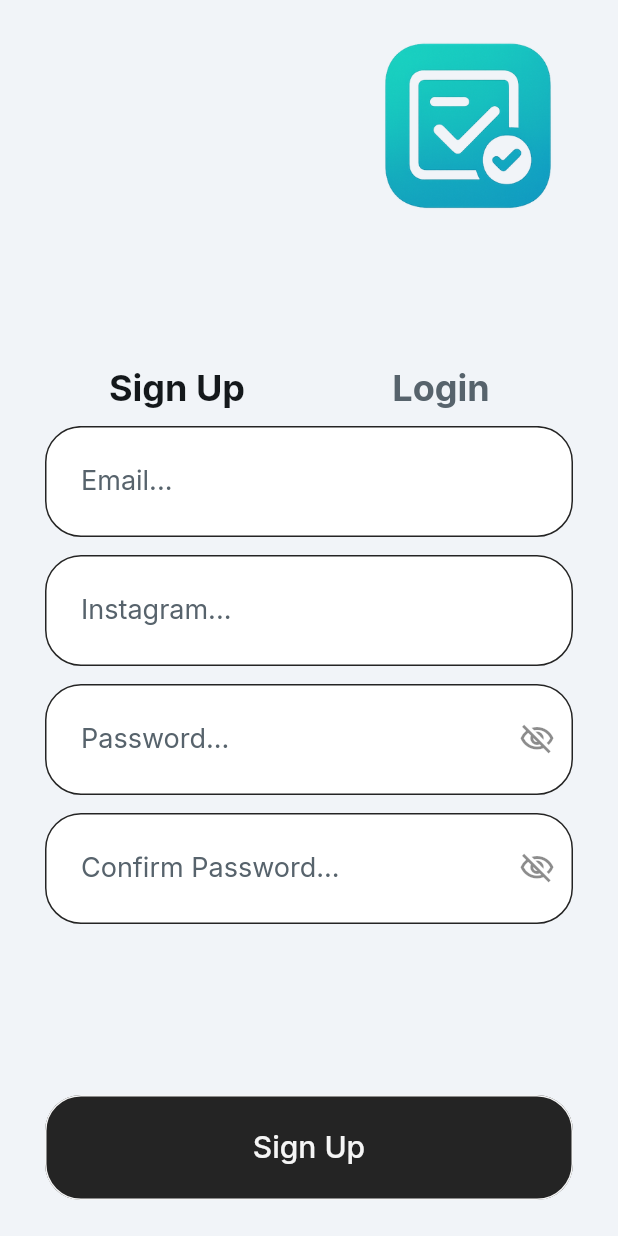
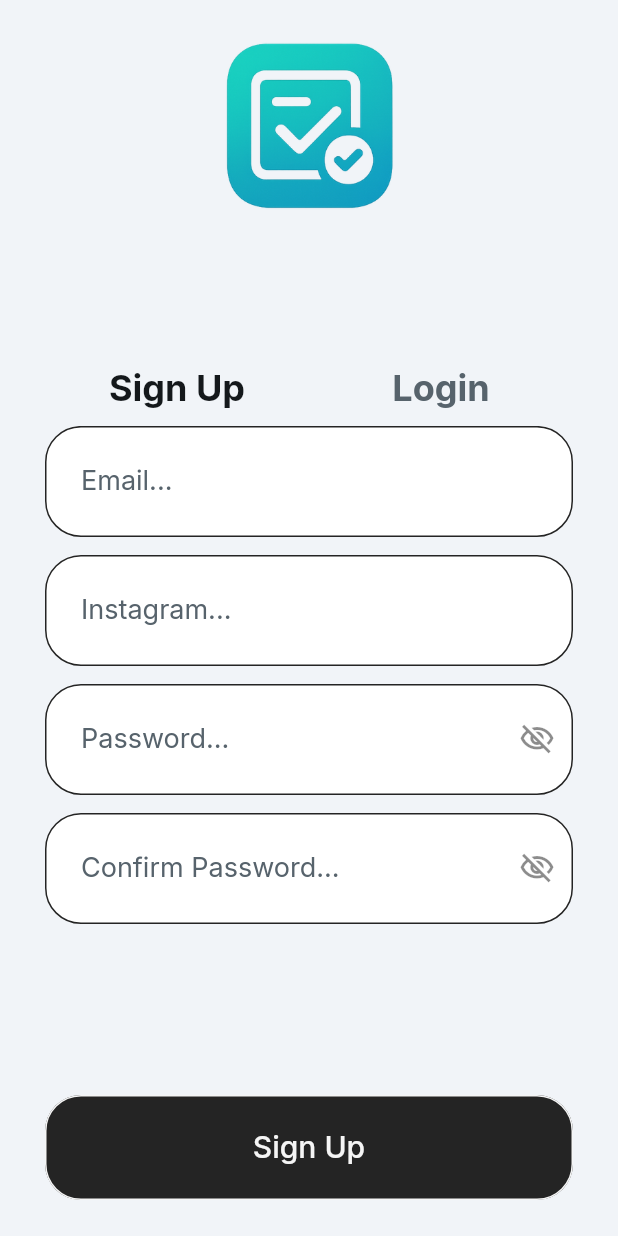
Before and after one commit to Brandon25C/TodoApp-FlutterFlow, a Flutter app: the screen it shows after launch, on a phone screen of 412 x 824 dp. Run offline on Flutter 3.47's test engine with Material 3 defaults, Android fonts, the phone set to English and light mode, and no system bars; drawn by our look-alikes of auto_size_text; our stand-ins replace cloud_firestore, easy_debounce, file_picker, firebase_auth, firebase_core, firebase_storage and 12 more; missing offline and left inert: json_path, mime_type; accounts and stored records are empty.

Commit message:
Changed logo position

```diff
--- a/lib/login/login_widget.dart
+++ b/lib/login/login_widget.dart
@@ -92,7 +92,7 @@ class _LoginWidgetState extends State<LoginWidget>
                   crossAxisAlignment: CrossAxisAlignment.start,
                   children: [
                     Align(
-                      alignment: AlignmentDirectional(1.0, 0.0),
+                      alignment: AlignmentDirectional(0.0, 0.0),
                       child: ClipRRect(
                         borderRadius: BorderRadius.circular(8.0),
                         child: Image.asset(
```
